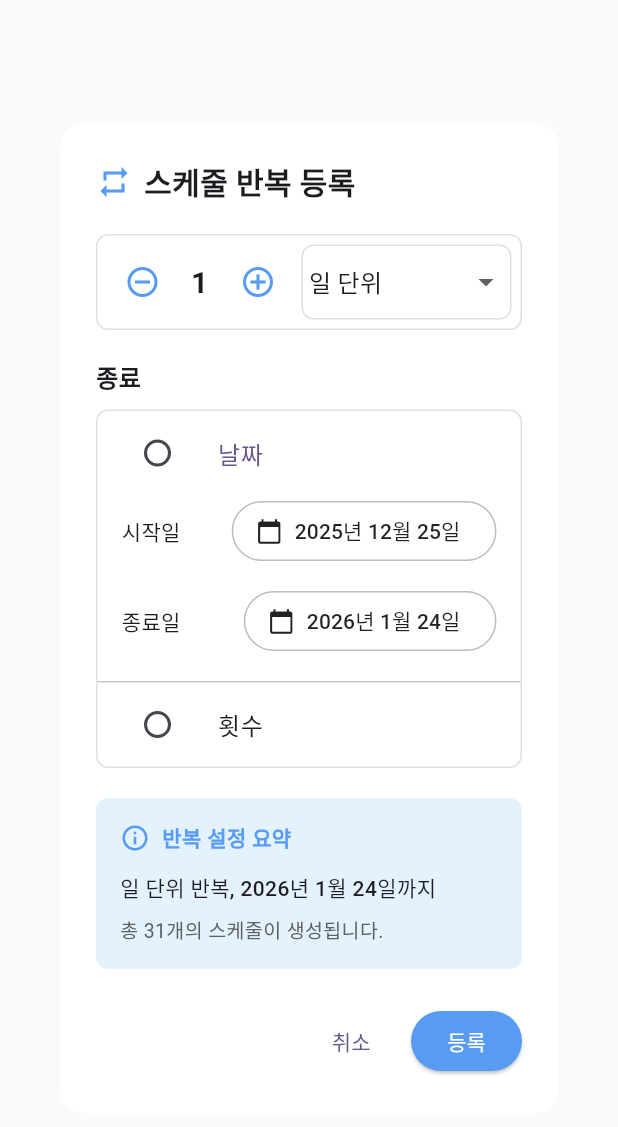
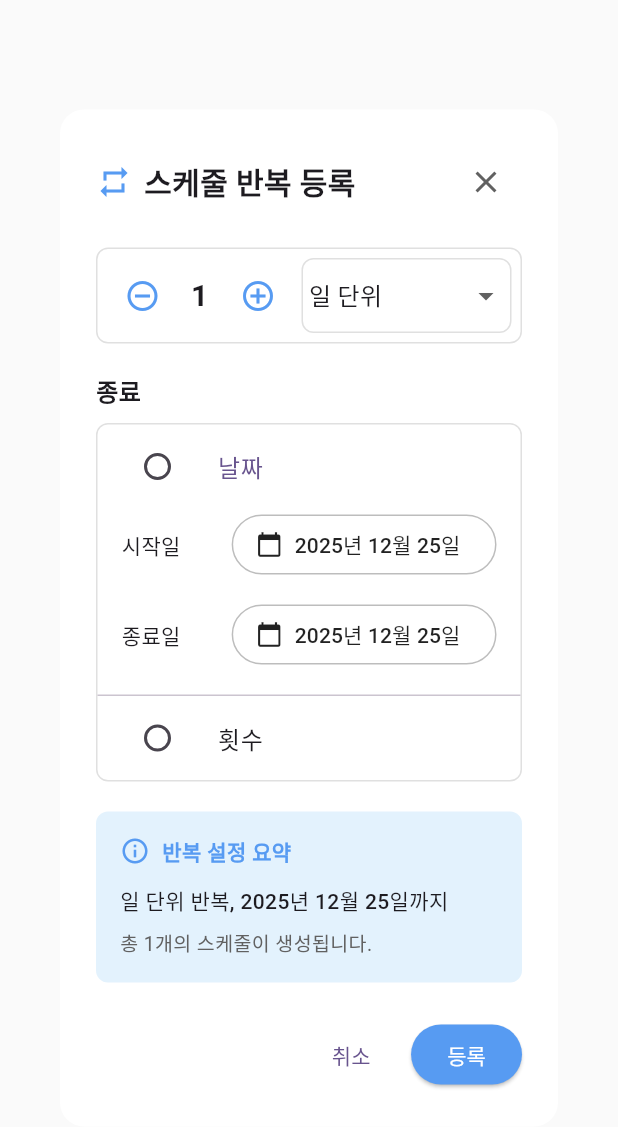
Before and after one commit to ssh5437/flutter_schedule_app, a Flutter app: the RepeatScheduleDialog widget shown alone on an empty page, opened directly with empty values, on a phone screen of 412 x 824 dp. Shown: the top 1127 px of the screen. Run offline on Flutter 3.47's test engine with Material 3 defaults, Android fonts, the phone set to English and light mode, and no system bars; our stand-ins replace app_links, file_picker, firebase_analytics, firebase_core, fl_chart, flutter_colorpicker and 11 more; missing offline and left inert: encrypt, google_mlkit_text_recognition, home_widget, pointycastle, workmanager; accounts and stored records are empty; network calls fail.

Commit message:
천지인에사 아래아 입력 안되는 문제 수정

```diff
--- a/lib/screens/schedule_detail_screen.dart
+++ b/lib/screens/schedule_detail_screen.dart
@@ -307,6 +307,7 @@ class _ScheduleDetailScreenState extends State<ScheduleDetailScreen> {
               if (_schedule.visitDate != null && _schedule.visitTime != null) ...[
                 const SizedBox(height: 12),
                 _buildRepeatButton(),
+                const SizedBox(height: 40), // 하단 네비게이션 버튼 간섭 방지를 위한 여백
               ],
             ],
           ),
--- a/lib/screens/schedule_form_screen.dart
+++ b/lib/screens/schedule_form_screen.dart
@@ -1327,7 +1327,8 @@ class _ScheduleFormScreenState extends State<ScheduleFormScreen> {
                               fillColor: Colors.grey[50],
                             ),
                             inputFormatters: [
-                              FilteringTextInputFormatter.allow(RegExp(r'[a-zA-Zㄱ-ㅎ가-힣\s]')),
+                              // 천지인 키보드 완전 지원: ㆍ(아래아 U+318D), ᆢ(아래아2개 U+11A2), 모든 한글 자모
+                              FilteringTextInputFormatter.allow(RegExp(r'[a-zA-Zㄱ-ㅎㅏ-ㅣㆍᆢ가-힣\s]')),
                             ],
                             validator: (value) {
                               if (value == null || value.isEmpty) {
@@ -1456,7 +1457,8 @@ class _ScheduleFormScreenState extends State<ScheduleFormScreen> {
                             maxLines: 2,
                             minLines: 1,
                             inputFormatters: [
-                              FilteringTextInputFormatter.allow(RegExp(r'[0-9ㄱ-ㅎ가-힣\s,\-]')),
+                              // 천지인 키보드 완전 지원: ㆍ(아래아 U+318D), ᆢ(아래아2개 U+11A2), 숫자, 한글
+                              FilteringTextInputFormatter.allow(RegExp(r'[0-9ㄱ-ㅎㅏ-ㅣㆍᆢ가-힣\s,\-]')),
                             ],
                             validator: (value) {
                               // 주소는 선택 입력
--- a/lib/widgets/repeat_schedule_dialog.dart
+++ b/lib/widgets/repeat_schedule_dialog.dart
@@ -40,7 +40,7 @@ class _RepeatScheduleDialogState extends State<RepeatScheduleDialog> {
     } else {
       _startDate = widget.initialDate.add(const Duration(days: 1));
     }
-    _endDate = _startDate.add(const Duration(days: 30));
+    _endDate = _startDate; // 종료일을 시작일과 동일하게 설정
 
     // 주간 반복과 월간 반복 설정은 원본 스케줄 날짜 기준
     _selectedWeekdays.add(widget.initialDate.weekday);
@@ -79,6 +79,14 @@ class _RepeatScheduleDialogState extends State<RepeatScheduleDialog> {
                       fontSize: 20,
                       fontWeight: FontWeight.bold,
                     ),
+                  ),
+                  const Spacer(),
+                  IconButton(
+                    onPressed: () => Navigator.pop(context),
+                    icon: const Icon(Icons.close),
+                    color: Colors.grey.shade700,
+                    padding: EdgeInsets.zero,
+                    constraints: const BoxConstraints(),
                   ),
                 ],
               ),
@@ -453,14 +461,14 @@ class _RepeatScheduleDialogState extends State<RepeatScheduleDialog> {
                       (date) => setState(() {
                         _startDate = date;
                         if (_endDate != null && _endDate!.isBefore(date)) {
-                          _endDate = date.add(const Duration(days: 30));
+                          _endDate = date;
                         }
                       }),
                     ),
                     const SizedBox(height: 12),
                     _buildDatePickerRow(
                       '종료일',
-                      _endDate ?? _startDate.add(const Duration(days: 30)),
+                      _endDate ?? _startDate,
                       (date) => setState(() => _endDate = date),
                     ),
                   ],
```
Also changed, not shown: lib/main.dart (+10 -0 lines), 4 other files.
